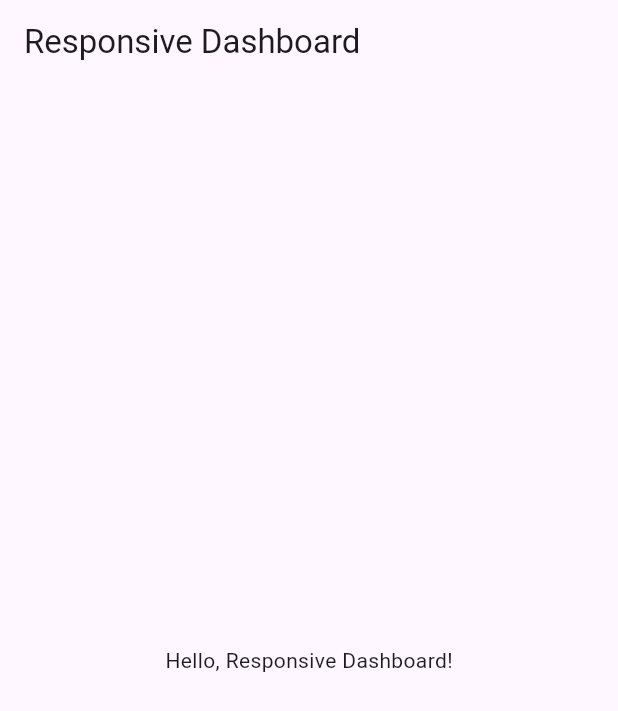
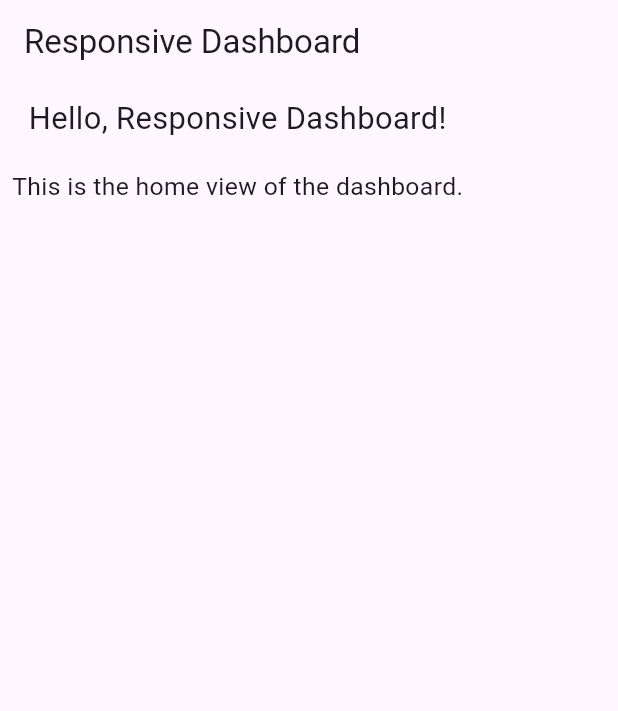
Before and after one commit to OmarGamalDev/responsive-dash-board, a Flutter app: the screen it shows after launch, on a phone screen of 412 x 824 dp. Shown: the top 711 px of the screen. Run offline on Flutter 3.47's test engine with Material 3 defaults, Android fonts, the phone set to English and light mode, and no system bars; our stand-ins replace device_preview.

Commit message:
make responsive text with media query

```diff
--- /dev/null
+++ b/lib/home_view.dart
@@ -0,0 +1,32 @@
+import 'package:flutter/material.dart';
+
+class HomeView extends StatelessWidget {
+  const HomeView({super.key});
+
+  @override
+  Widget build(BuildContext context) {
+    return Scaffold(
+      appBar: AppBar(title: const Text('Responsive Dashboard')),
+      body: Padding(
+        padding: const EdgeInsets.all(8.0),
+        child: Column(
+          children: <Widget>[
+            Text(
+              'Hello, Responsive Dashboard!',
+              style: TextStyle(
+                fontSize: MediaQuery.of(context).size.width * 0.05,
+              ),
+            ),
+            SizedBox(height: 20),
+            Text(
+              'This is the home view of the dashboard.',
+              style: TextStyle(
+                fontSize: MediaQuery.of(context).size.width * 0.04,
+              ),
+            ),
+          ],
+        ),
+      ),
+    );
+  }
+}
--- a/lib/main.dart
+++ b/lib/main.dart
@@ -1,5 +1,6 @@
 import 'package:device_preview/device_preview.dart';
 import 'package:flutter/material.dart';
+import 'package:responsive_dashboard/home_view.dart';
 
 void main() => runApp(
   DevicePreview(enabled: true, builder: (context) => MyApp()),
@@ -14,14 +15,7 @@ class MyApp extends StatelessWidget {
       debugShowCheckedModeBanner: false,
       locale: DevicePreview.locale(context),
       builder: DevicePreview.appBuilder,
-      home: Scaffold(
-        appBar: AppBar(
-          title: const Text('Responsive Dashboard'),
-        ),
-        body: const Center(
-          child: Text('Hello, Responsive Dashboard!'),
-        ),
-      ),
+      home:const HomeView(),
     );
   }
 }
```
